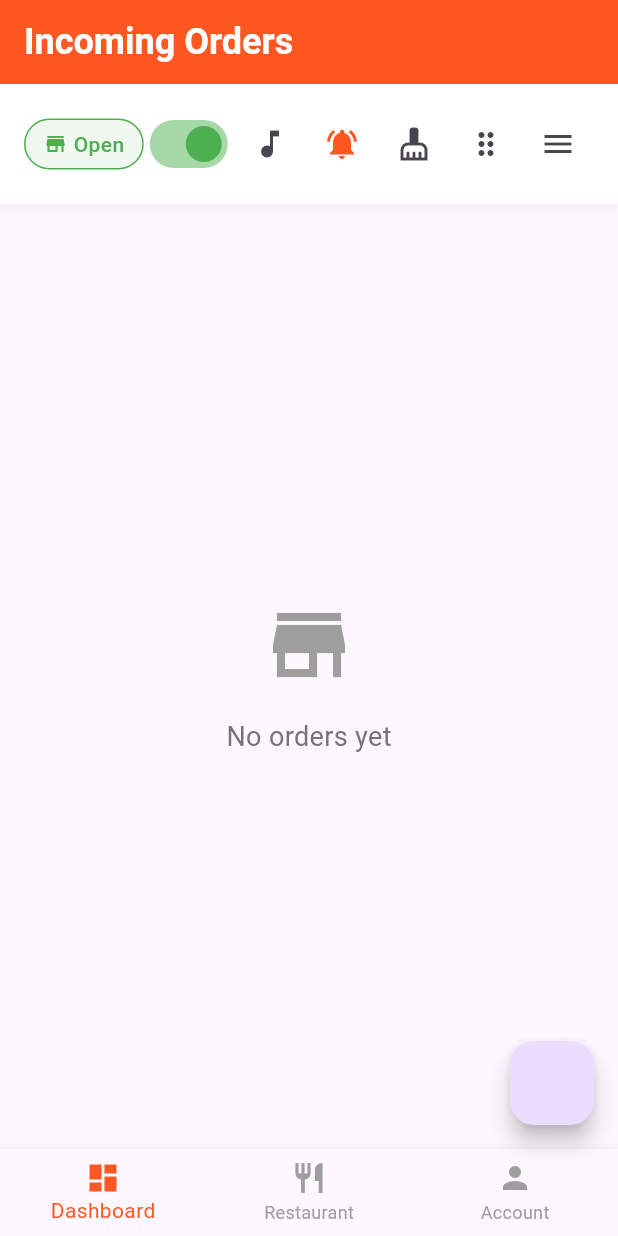
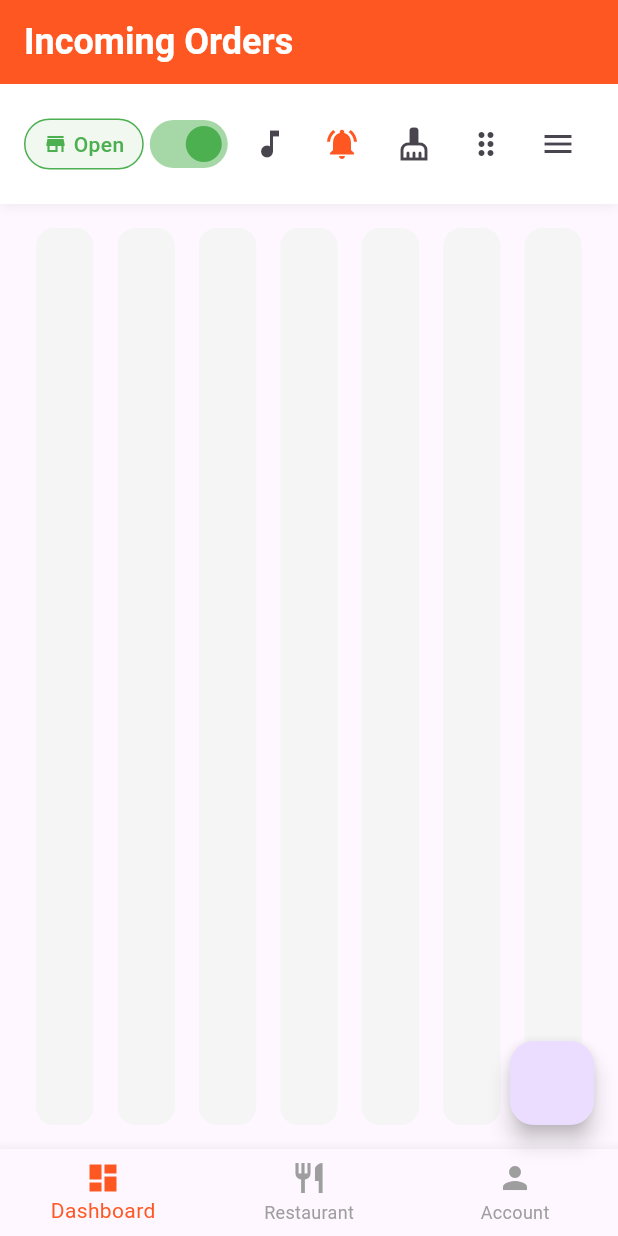
Before and after one commit to KhalilHen/live-orders-app, a Flutter app: the screen it shows after launch, on a phone screen of 412 x 824 dp. Run offline on Flutter 3.47's test engine with Material 3 defaults, Android fonts, the phone set to English and light mode, and no system bars; our stand-ins replace audioplayers, firebase_core, introduction_screen, line_icons, supabase_flutter; accounts and stored records are empty; generated files the repository leaves out were written again.

Commit message:
Add orderboard file and order columns for the inside options (add the structure)

```diff
--- /dev/null
+++ b/lib/pages/order_board.dart
@@ -0,0 +1,54 @@
+import 'package:flutter/material.dart';
+import 'package:live_order_apps/models/enum/order_enum.dart';
+import 'package:live_order_apps/models/order.dart';
+import 'package:live_order_apps/pages/order_column.dart';
+
+class OrderBoard extends StatelessWidget {
+
+  final List<Order> orders;
+  final Map<int, OrderStatus> orderStatus;
+  final Function(Order  order, OrderStatus newStatus) onOrderStatusChanged;
+
+
+  const OrderBoard
+  ({
+
+    Key? key,
+ required    this.orders,
+ required   this.orderStatus,
+   required  this.onOrderStatusChanged
+  })
+
+      : super(key: key);
+
+
+      List<Order> getOrderBystatus(OrderStatus status) {
+        return orders.where((order) => orderStatus[order.id] == status).toList();
+      }
+
+
+      @override
+      Widget build(BuildContext context) {
+
+        return
+          kanBanBoard();
+      }
+
+      Widget kanBanBoard() {
+
+         return Container(
+      padding: EdgeInsets.all(16),
+      child: Row(
+        crossAxisAlignment: CrossAxisAlignment.start,
+        children: OrderStatus.values
+            .where((status) => status != OrderStatus.Rejected)
+            .map((status) => OrderColumn(
+                  status: status,
+                  orders: getOrderBystatus(status),
+                  onOrderDropped: (order) => onOrderStatusChanged(order as Order, status),
+                ))
+            .toList(),
+      ),
+    );
+      }
+}
--- /dev/null
+++ b/lib/pages/order_column.dart
@@ -0,0 +1,37 @@
+// lib/widgets/order_board/order_column.dart
+import 'package:flutter/material.dart';
+import 'package:live_order_apps/models/enum/order_enum.dart';
+import 'package:live_order_apps/models/order.dart';
+
+class OrderColumn extends StatelessWidget {
+  final OrderStatus status;
+  final List<Order> orders;
+  final DragTargetAcceptWithDetails<Order> onOrderDropped;
+
+  const OrderColumn({
+    Key? key,
+    required this.status,
+    required this.orders,
+    required this.onOrderDropped,
+  }) : super(key: key);
+
+  @override
+  Widget build(BuildContext context) {
+  return  Expanded(
+
+    child: Container(
+      margin: EdgeInsets.symmetric(horizontal: 8),
+      decoration: BoxDecoration(
+        color: Colors.grey[100],
+
+        borderRadius: BorderRadius.circular(12),
+      ),
+
+    ),
+  );
+
+
+  }
+
+
+}
```
Also changed, not shown: lib/main.dart (+9 -0 lines), lib/pages/homepage.dart (+233 -217 lines), 5 other files.
